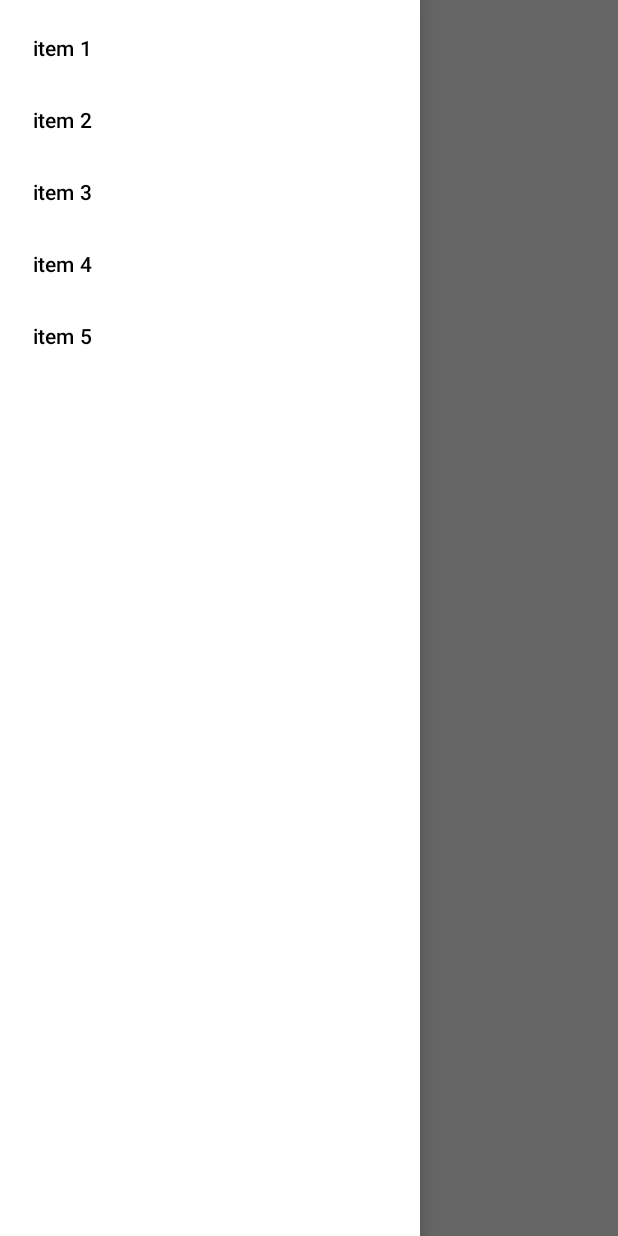
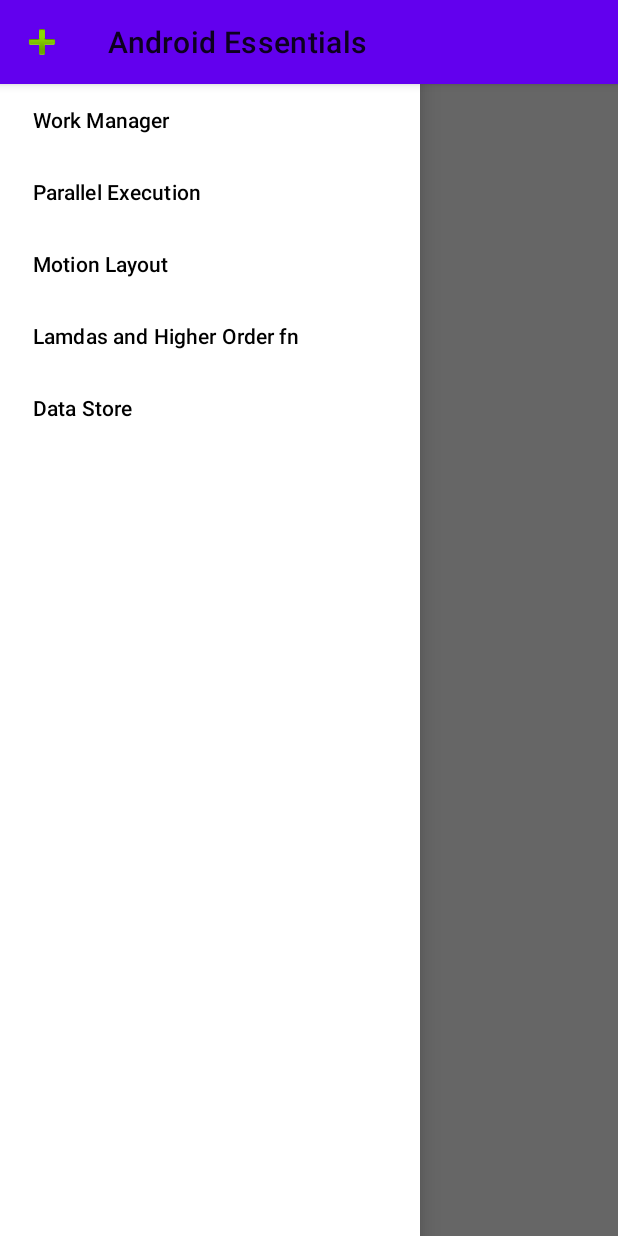
Before and after one commit to gauravq3/Android_Essentials_Code, an Android app: the screen it shows after launch (HomeActivity), with the side drawer open, on a phone screen of 412 x 824 dp. Run offline under Robolectric (Android 15) with nearby library versions, the phone set to English and light mode, and no system bars; our stand-ins replace Dagger/Hilt's generated code, Room's generated code, data binding; pictures from the network do not load; 9 statements that could not run were skipped.

Commit message:
toolbar hamburger added

```diff
--- a/app/src/main/java/com/master/androidessentials/mvvm/ui/activity/HomeActivity.kt
+++ b/app/src/main/java/com/master/androidessentials/mvvm/ui/activity/HomeActivity.kt
@@ -1,11 +1,36 @@
 package com.master.androidessentials.mvvm.ui.activity
 
+import android.R
+import android.os.Bundle
+import android.view.MenuItem
+import androidx.appcompat.app.ActionBar
+import androidx.core.view.GravityCompat
 import com.master.androidessentials.databinding.ActivityHomeBinding
 import com.master.androidessentials.mvvm.ui.base.BaseActivity
 import dagger.hilt.android.AndroidEntryPoint
 
+
 @AndroidEntryPoint
 class HomeActivity : BaseActivity<ActivityHomeBinding>() {
-    override fun inflateBinding(): ActivityHomeBinding =ActivityHomeBinding.inflate(layoutInflater)
+    override fun inflateBinding(): ActivityHomeBinding = ActivityHomeBinding.inflate(layoutInflater)
+    override fun onCreate(savedInstanceState: Bundle?) {
+        super.onCreate(savedInstanceState)
+        setSupportActionBar(binding.toolbar)
+        val actionBar: ActionBar? = supportActionBar
+        actionBar?.setDisplayHomeAsUpEnabled(true)
+        actionBar?.setHomeAsUpIndicator(R.drawable.ic_input_add)
+        binding.navigationView.setNavigationItemSelectedListener { item: MenuItem ->
+
+            binding.drawerLayout.closeDrawer(GravityCompat.START);
+            true
+        }
+    }
+
+    override fun onOptionsItemSelected(item: MenuItem): Boolean {
+        binding.drawerLayout.openDrawer(GravityCompat.START);
+        return super.onOptionsItemSelected(item)
+
+    }
+
 
 }
--- a/app/src/main/java/com/master/androidessentials/mvvm/ui/base/BaseActivity.kt
+++ b/app/src/main/java/com/master/androidessentials/mvvm/ui/base/BaseActivity.kt
@@ -7,7 +7,7 @@ import androidx.viewbinding.ViewBinding
 abstract class BaseActivity<VB : ViewBinding> : AppCompatActivity() {
 
     private var _binding: VB? = null
-    private val binding: VB
+     val binding: VB
         get() = _binding!!
 
     abstract fun inflateBinding(): VB
--- a/app/src/main/res/layout/activity_home.xml
+++ b/app/src/main/res/layout/activity_home.xml
@@ -7,18 +7,33 @@
     <data>
 
     </data>
+<androidx.coordinatorlayout.widget.CoordinatorLayout
+    android:layout_width="match_parent"
+    android:layout_height="match_parent">
+    <com.google.android.material.appbar.AppBarLayout
+        android:layout_width="match_parent"
+        android:layout_height="wrap_content"
+        android:theme="@style/ThemeOverlay.AppCompat.ActionBar">
 
-    <androidx.drawerlayout.widget.DrawerLayout
+        <androidx.appcompat.widget.Toolbar
+            android:id="@+id/toolbar"
+            android:layout_width="match_parent"
+            android:layout_height="?attr/actionBarSize"
+            app:title="Android Essentials" />
+
+    </com.google.android.material.appbar.AppBarLayout>
+     <androidx.drawerlayout.widget.DrawerLayout
+        android:id="@+id/drawerLayout"
         android:layout_width="match_parent"
         android:layout_height="match_parent">
-
 
         <androidx.fragment.app.FragmentContainerView
             android:id="@+id/fragmentContainerView"
             android:name="androidx.navigation.fragment.NavHostFragment"
             android:layout_width="match_parent"
-            android:layout_height="match_parent"
+            android:layout_height="0dp"
             app:defaultNavHost="true"
+
             app:navGraph="@navigation/nav_graph" />
 
         <com.google.android.material.navigation.NavigationView
@@ -29,4 +44,7 @@
             app:menu="@menu/navigation_menu" />
 
     </androidx.drawerlayout.widget.DrawerLayout>
+
+</androidx.coordinatorlayout.widget.CoordinatorLayout>
+
 </layout>
--- a/app/src/main/res/menu/navigation_menu.xml
+++ b/app/src/main/res/menu/navigation_menu.xml
@@ -2,17 +2,20 @@
 <menu xmlns:android="http://schemas.android.com/apk/res/android">
     <item
         android:id="@+id/item1"
-        android:title="item 1" />
+        android:title="@string/scoped_storage" />
     <item
         android:id="@+id/item2"
-        android:title="item 2" />
+        android:title="@string/work_manager" />
     <item
         android:id="@+id/item3"
-        android:title="item 3" />
+        android:title="@string/parallel_execution" />
     <item
         android:id="@+id/item4"
-        android:title="item 4" />
+        android:title="@string/motion_layout" />
     <item
         android:id="@+id/item5"
-        android:title="item 5" />
+        android:title="@string/lamdas_and_higher_order_fn" />
+    <item
+        android:id="@+id/item6"
+        android:title="@string/data_store" />
 </menu>
--- a/app/src/main/res/values/strings.xml
+++ b/app/src/main/res/values/strings.xml
@@ -5,4 +5,10 @@
     <string name="all_posts">All posts</string>
     <string name="something_wrong">Something went wrong!</string>
     <string name="user_details">User Details</string>
+    <string name="scoped_storage">Scoped Storage</string>
+    <string name="work_manager">Work Manager</string>
+    <string name="parallel_execution">Parallel Execution</string>
+    <string name="motion_layout">Motion Layout</string>
+    <string name="lamdas_and_higher_order_fn">Lamdas and Higher Order fn</string>
+    <string name="data_store">Data Store</string>
 </resources>
```
